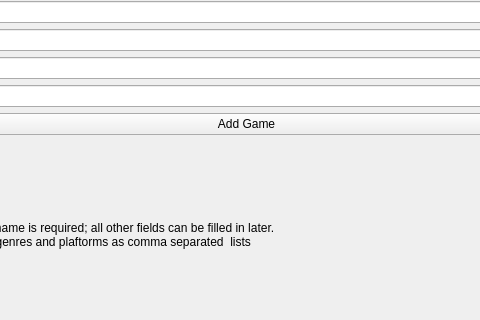
First picture: the form in Unitracker/add_game.ui, repository invigoratedcat/CMSC437, before the edit; both pictures show x 196 to 676 and y 344 to 664 of the 885 by 664 pixel window.
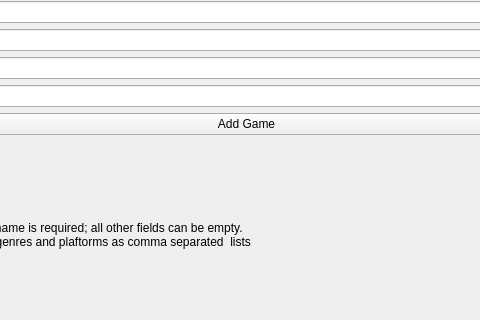
Second picture: the form after the edit.

Commit message: Added sorting; sort of fixed genres/platforms showing separate records; added edit menu with most of its functionality; user can edit by selecting some/all of a row and clicking edit game button

```diff
--- a/Unitracker/add_game.ui
+++ b/Unitracker/add_game.ui
@@ -39,7 +39,7 @@
       </sizepolicy>
      </property>
      <property name="text">
-      <string>Note: Only the name is required; all other fields can be filled in later. 
+      <string>Note: Only the name is required; all other fields can be empty. 
 Also, enter the genres and plaftorms as comma separated  lists</string>
      </property>
     </widget>
```
Left out of the diff: 2 changed lines with no effect on the pictures. The commit also changes 4 other files.
